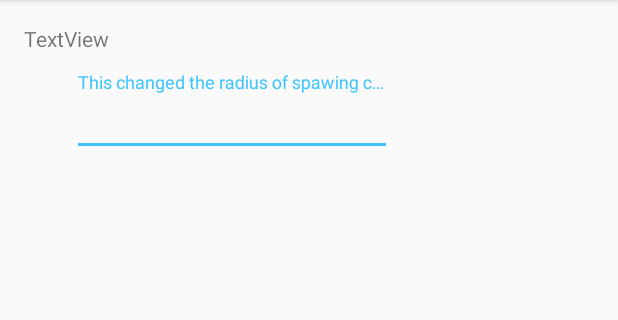
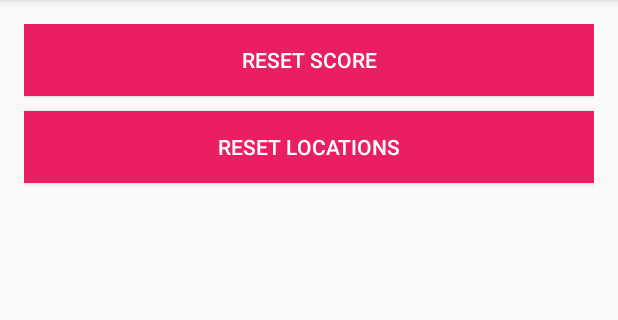
Before and after one commit to eilifjohansen/new-route, an Android app: the screen it shows after launch (SettingsListActivity), in the options menu, after a tap on "Settings", on a phone screen of 412 x 824 dp, the part 84-404 px from its top. Run offline under Robolectric (Android 15) with nearby library versions, the phone set to English and light mode, and no system bars.

Commit message:
Added reset buttons, alertDialog and stuff

```diff
--- a/app/src/main/java/no/enkeloversikt/newroute/new_route/InformationActivity.java
+++ b/app/src/main/java/no/enkeloversikt/newroute/new_route/InformationActivity.java
@@ -51,10 +51,6 @@ public class InformationActivity extends AppCompatActivity {
             Intent settingsActivity = new Intent(this, SettingsListActivity.class);
             startActivity(settingsActivity);
         }
-        if (id == R.id.action_stats) {
-            Intent settingsActivity = new Intent(this, SettingsListActivity.class);
-            startActivity(settingsActivity);
-        }
 
         return super.onOptionsItemSelected(item);
     }
--- a/app/src/main/java/no/enkeloversikt/newroute/new_route/SettingsListActivity.java
+++ b/app/src/main/java/no/enkeloversikt/newroute/new_route/SettingsListActivity.java
@@ -1,13 +1,50 @@
 package no.enkeloversikt.newroute.new_route;
 
+import android.content.Intent;
 import android.support.v7.app.AppCompatActivity;
 import android.os.Bundle;
+import android.view.View;
+import android.widget.Button;
+import android.widget.Toast;
+
+import no.enkeloversikt.newroute.new_route.database.DatabaseHelper;
 
 public class SettingsListActivity extends AppCompatActivity {
-
+    DatabaseHelper db;
     @Override
     protected void onCreate(Bundle savedInstanceState) {
         super.onCreate(savedInstanceState);
         setContentView(R.layout.activity_settings_list);
+
+        db = new DatabaseHelper(this);
+
+        Button reset = (Button) findViewById(R.id.reset);
+        final Intent InformationActivity = new Intent(this, InformationActivity.class);
+        reset.setOnClickListener(new View.OnClickListener() {
+            @Override
+            public void onClick(View v) {
+                if(db.killPoints()){
+                    Toast.makeText(getBaseContext(), "Location reset", Toast.LENGTH_SHORT).show();
+                    startActivity(InformationActivity);
+                } else {
+                    Toast.makeText(getBaseContext(), "No locations to reset.", Toast.LENGTH_SHORT).show();
+                }
+            }
+        });
+
+        Button score = (Button) findViewById(R.id.points);
+        score.setOnClickListener(new View.OnClickListener() {
+            @Override
+            public void onClick(View v) {
+                if(db.killScore()){
+                    Toast.makeText(getBaseContext(), "Score reset", Toast.LENGTH_SHORT).show();
+                    startActivity(InformationActivity);
+                } else {
+                    Toast.makeText(getBaseContext(), "No score to reset.", Toast.LENGTH_SHORT).show();
+                }
+            }
+        });
+
+
     }
 }
--- a/app/src/main/res/layout/activity_finished.xml
+++ b/app/src/main/res/layout/activity_finished.xml
@@ -29,8 +29,6 @@
         android:src="@drawable/nature_end"
         android:id="@+id/imageView" />
 
-    <include layout="@layout/content_finished" />
-
     <android.support.design.widget.FloatingActionButton
         android:id="@+id/fab"
         android:layout_width="wrap_content"
@@ -39,4 +37,6 @@
         android:layout_margin="@dimen/fab_margin"
         app:srcCompat="@drawable/ic_directions_run_white_24dp" />
 
+    <include layout="@layout/content_finished" />
+
 </android.support.design.widget.CoordinatorLayout>
--- a/app/src/main/res/layout/activity_settings_list.xml
+++ b/app/src/main/res/layout/activity_settings_list.xml
@@ -10,28 +10,31 @@
     android:paddingTop="@dimen/activity_vertical_margin"
     tools:context="no.enkeloversikt.newroute.new_route.SettingsListActivity">
 
-    <TextView
-        android:text="TextView"
+
+    <Button
+        android:text="@string/reset_score"
         android:layout_width="match_parent"
         android:layout_height="wrap_content"
-        android:id="@+id/textView2"
+        android:id="@+id/points"
+        android:elevation="0dp"
+        android:background="@color/colorPrimary"
+        android:textAppearance="@style/TextAppearance.AppCompat.Button"
+        android:textColor="?android:attr/textColorPrimaryInverse"
         android:layout_alignParentTop="true"
         android:layout_alignParentStart="true" />
 
-    <android.support.design.widget.TextInputLayout
-        android:layout_width="wrap_content"
+    <Button
+        android:text="@string/reset_points"
+        android:layout_width="match_parent"
         android:layout_height="wrap_content"
-        android:layout_marginTop="32dp"
-        android:layout_marginLeft="32dp">
+        android:id="@+id/reset"
+        android:elevation="0dp"
+        android:background="@color/colorPrimary"
+        android:textAppearance="@style/TextAppearance.AppCompat.Button"
+        android:textColor="?android:attr/textColorPrimaryInverse"
+        android:layout_below="@+id/points"
+        android:layout_alignParentStart="true"
+        android:layout_marginTop="10dp" />
 
-        <EditText
-            android:layout_width="match_parent"
-            android:layout_height="wrap_content"
-            android:inputType="number"
-            android:ems="10"
-            android:id="@+id/radius_edit"
-            android:layout_below="@+id/textView2"
-            android:layout_alignParentStart="true"
-            android:hint="@string/edit_radius_sum"/>
-    </android.support.design.widget.TextInputLayout>
+
 </RelativeLayout>
--- a/app/src/main/res/menu/menu_information.xml
+++ b/app/src/main/res/menu/menu_information.xml
@@ -7,10 +7,5 @@
         android:title="@string/action_settings"
         android:orderInCategory="100"
         app:showAsAction="never" />
-    <item
-        android:id="@+id/action_stats"
-        android:title="@string/action_stats"
-        android:orderInCategory="101"
-        app:showAsAction="never" />
 
 </menu>
--- a/app/src/main/res/values/strings.xml
+++ b/app/src/main/res/values/strings.xml
@@ -82,4 +82,8 @@
     <string name="edit_radius_sum">This changed the radius of spawing circles.</string>
     <string name="edit_points">Points</string>
     <string name="edit_points_sum">This changes the total amount of points visible on the map at any time</string>
+    <string name="reset_points">Reset Locations</string>
+    <string name="reset_score">Reset Score</string>
+    <string name="congratulations">Congratulations you got a point!</string>
+    <string name="ok">OK</string>
 </resources>
```
Also changed, not shown: app/src/main/java/no/enkeloversikt/newroute/new_route/FinishedActivity.java (+14 -0 lines), app/src/main/java/no/enkeloversikt/newroute/new_route/MapsActivity.java (+19 -5 lines), app/src/main/java/no/enkeloversikt/newroute/new_route/database/DatabaseHelper.java (+18 -0 lines), app/src/main/res/layout/content_finished.xml (+2 -10 lines).
